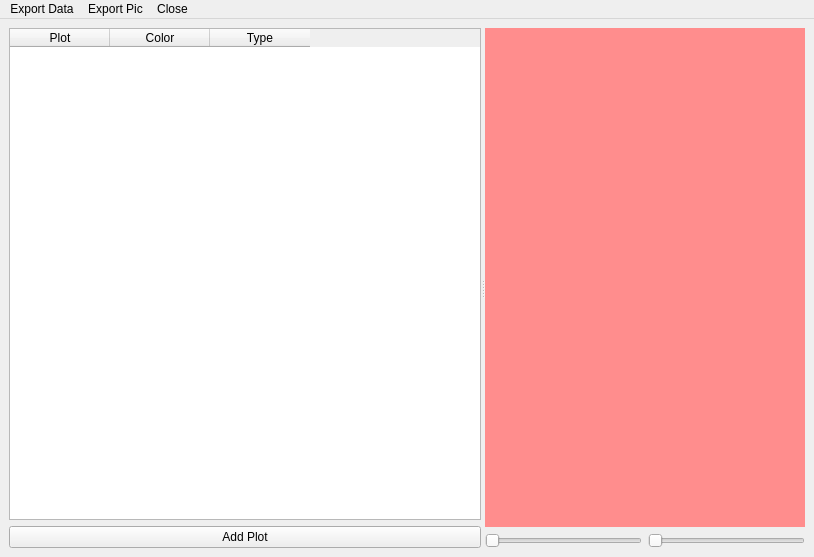
The window that plotwindow.ui (xitongsys/TRIM3D) describes before a commit, drawn with Qt 5.
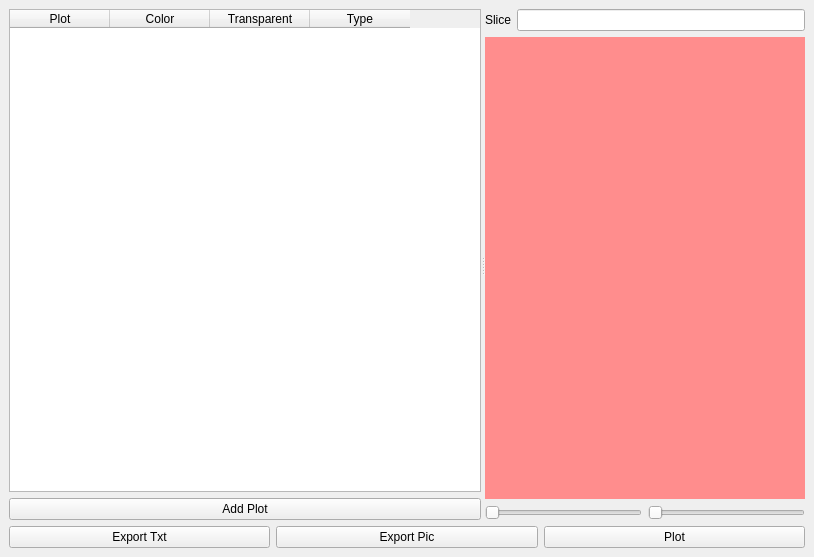
The same window after the commit. Custom widgets are drawn as their Qt base class.

```diff
--- a/plotwindow.ui
+++ b/plotwindow.ui
@@ -14,16 +14,18 @@
    <string>Plot</string>
   </property>
   <widget class="QWidget" name="centralwidget">
-   <layout class="QGridLayout" name="gridLayout_3">
+   <layout class="QGridLayout" name="gridLayout_5">
     <item row="0" column="0">
+     <layout class="QGridLayout" name="gridLayout_4">
+      <item row="0" column="0" colspan="3">
      <widget class="QSplitter" name="splitter">
       <property name="orientation">
        <enum>Qt::Horizontal</enum>
       </property>
-      <widget class="QWidget" name="">
+        <widget class="QWidget" name="layoutWidget">
        <layout class="QGridLayout" name="gridLayout_2">
         <item row="0" column="0">
-         <widget class="QTableWidget" name="plotTW">
+           <widget class="QTableWidget" name="plotPresTW">
           <column>
            <property name="text">
             <string>Plot</string>
@@ -34,6 +36,11 @@
             <string>Color</string>
            </property>
           </column>
+            <column>
+             <property name="text">
+              <string>Transparent</string>
+             </property>
+            </column>
           <column>
            <property name="text">
             <string>Type</string>
@@ -51,21 +58,19 @@
        </layout>
       </widget>
       <widget class="QWidget" name="">
+         <layout class="QGridLayout" name="gridLayout_3">
+          <item row="0" column="0">
+           <widget class="QLabel" name="label">
+            <property name="text">
+             <string>Slice</string>
+            </property>
+           </widget>
+          </item>
+          <item row="0" column="1">
+           <widget class="QLineEdit" name="sliceEd"/>
+          </item>
+          <item row="1" column="0" colspan="2">
        <layout class="QGridLayout" name="gridLayout">
-        <item row="1" column="0">
-         <widget class="QSlider" name="horizontalSlider">
-          <property name="orientation">
-           <enum>Qt::Horizontal</enum>
-          </property>
-         </widget>
-        </item>
-        <item row="1" column="1">
-         <widget class="QSlider" name="horizontalSlider_2">
-          <property name="orientation">
-           <enum>Qt::Horizontal</enum>
-          </property>
-         </widget>
-        </item>
         <item row="0" column="0" colspan="2">
          <widget class="PlotWT" name="plotWT" native="true">
           <property name="styleSheet">
@@ -73,39 +78,57 @@
           </property>
          </widget>
         </item>
-       </layout>
-      </widget>
+            <item row="1" column="0">
+             <widget class="QSlider" name="horizontalSlider">
+              <property name="orientation">
+               <enum>Qt::Horizontal</enum>
+              </property>
+             </widget>
+            </item>
+            <item row="1" column="1">
+             <widget class="QSlider" name="horizontalSlider_2">
+              <property name="orientation">
+               <enum>Qt::Horizontal</enum>
+              </property>
      </widget>
     </item>
    </layout>
-  </widget>
-  <widget class="QMenuBar" name="menuBar">
-   <property name="geometry">
-    <rect>
-     <x>0</x>
-     <y>0</y>
-     <width>814</width>
-     <height>26</height>
-    </rect>
-   </property>
-   <widget class="QMenu" name="menuExport_Data">
-    <property name="title">
-     <string>Export Data</string>
-    </property>
-   </widget>
-   <widget class="QMenu" name="menuExport_Pic">
-    <property name="title">
+          </item>
+         </layout>
+        </widget>
+       </widget>
+      </item>
+      <item row="1" column="0">
+       <widget class="QPushButton" name="exportTextBT">
+        <property name="text">
+         <string>Export Txt</string>
+        </property>
+       </widget>
+      </item>
+      <item row="1" column="1">
+       <widget class="QPushButton" name="exportPicBT">
+        <property name="text">
      <string>Export Pic</string>
     </property>
    </widget>
-   <widget class="QMenu" name="menuCLose">
-    <property name="title">
-     <string>Close</string>
-    </property>
-   </widget>
-   <addaction name="menuExport_Data"/>
-   <addaction name="menuExport_Pic"/>
-   <addaction name="menuCLose"/>
+      </item>
+      <item row="1" column="2">
+       <widget class="QPushButton" name="plotBT">
+        <property name="text">
+         <string>Plot</string>
+        </property>
+       </widget>
+      </item>
+     </layout>
+    </item>
+   </layout>
+   <zorder>splitter</zorder>
+   <zorder>sliceEd</zorder>
+   <zorder>plotWT</zorder>
+   <zorder>label</zorder>
+   <zorder>exportTextBT</zorder>
+   <zorder>exportPicBT</zorder>
+   <zorder>plotBT</zorder>
   </widget>
  </widget>
  <customwidgets>
```
Lines whose indentation alone changed are shown as unchanged.
